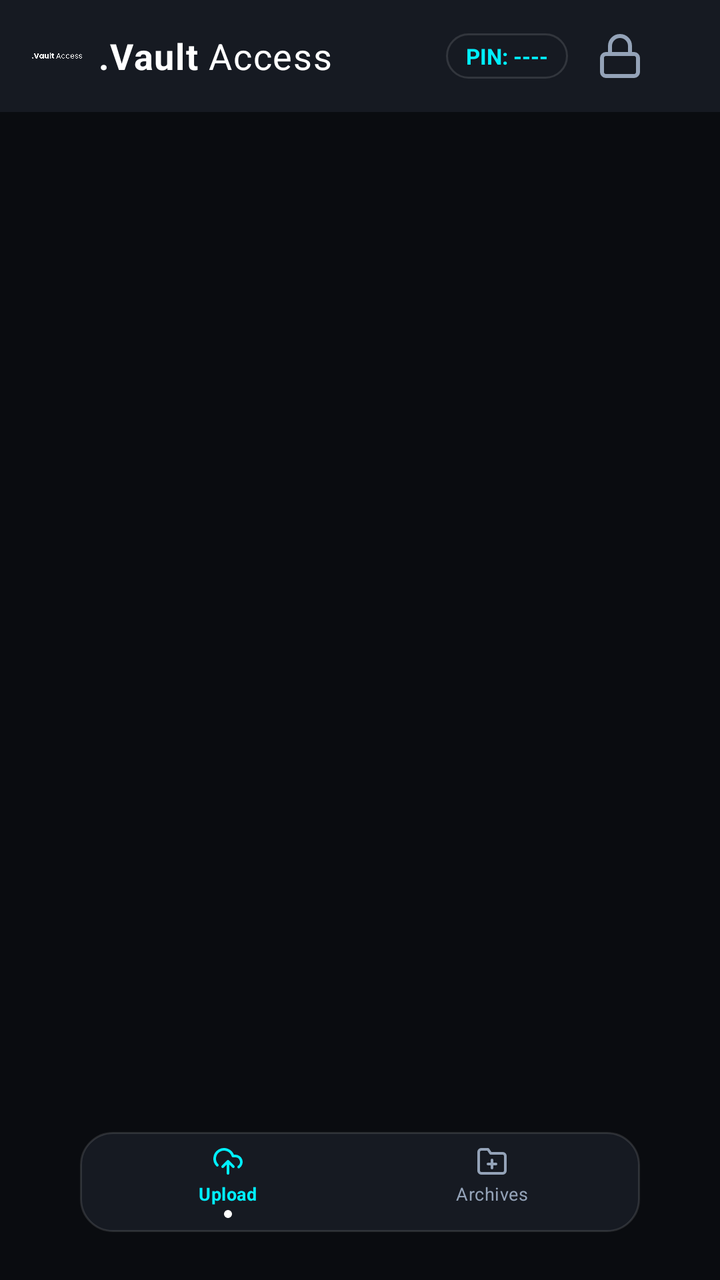
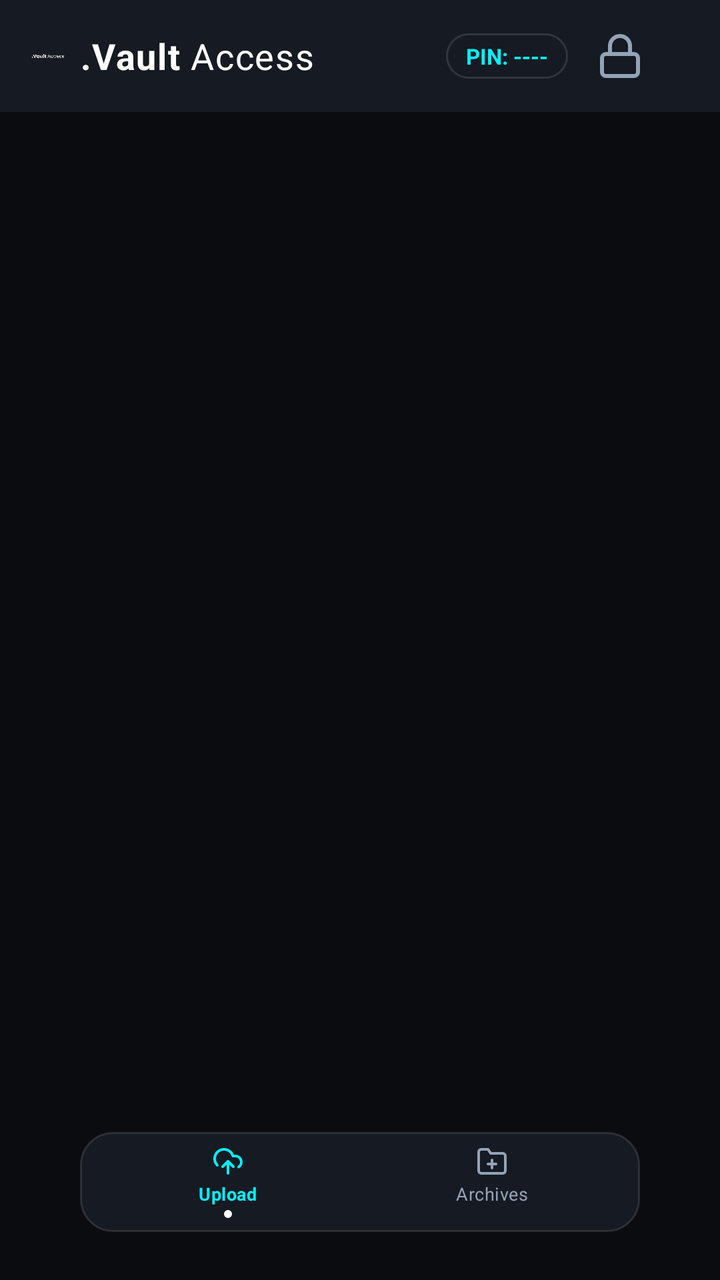

Compare the two renders of this Android layout. The source of the first and the diff that turns it into the second are given below.
<!-- AndroidManifest.xml: application theme Theme.GhostFileShuttler -->
<!-- res/layout/activity_main.xml -->
<?xml version="1.0" encoding="utf-8"?>
<androidx.coordinatorlayout.widget.CoordinatorLayout xmlns:android="http://schemas.android.com/apk/res/android"
    xmlns:app="http://schemas.android.com/apk/res-auto"
    android:layout_width="match_parent"
    android:layout_height="match_parent"
    android:background="@color/ghost_background">

    
    <com.google.android.material.appbar.AppBarLayout
        android:layout_width="match_parent"
        android:layout_height="wrap_content"
        android:background="@color/ghost_surface"
        app:elevation="0dp">

        <androidx.appcompat.widget.Toolbar
            android:id="@+id/toolbar"
            android:layout_width="match_parent"
            android:layout_height="56dp"
            android:paddingHorizontal="16dp">

            <LinearLayout
                android:layout_width="match_parent"
                android:layout_height="match_parent"
                android:gravity="center_vertical"
                android:orientation="horizontal">

                
                <ImageView
                    android:id="@+id/imgHeaderLogo"
                    android:layout_width="25dp"
                    android:layout_height="25dp"
                    android:adjustViewBounds="true"
                    android:background="@null"
                    android:contentDescription="@string/brand_title"
                    android:src="@drawable/ic_vault_brand" />

                <TextView
                    android:id="@+id/tvHeaderBrandVault"
                    android:layout_width="wrap_content"
                    android:layout_height="wrap_content"
                    android:layout_marginStart="8dp"
                    android:letterSpacing="0.03"
                    android:text=".Vault"
                    android:textColor="@color/ghost_text_primary"
                    android:textSize="18sp"
                    android:textStyle="bold" />

                <TextView
                    android:id="@+id/tvHeaderBrandAccess"
                    android:layout_width="wrap_content"
                    android:layout_height="wrap_content"
                    android:letterSpacing="0.03"
                    android:text=" Access"
                    android:textColor="@color/ghost_text_primary"
                    android:textSize="18sp"
                    android:textStyle="normal" />

                <View
                    android:layout_width="0dp"
                    android:layout_height="1dp"
                    android:layout_weight="1" />

                
                <TextView
                    android:id="@+id/tvPinPill"
                    android:layout_width="wrap_content"
                    android:layout_height="wrap_content"
                    android:background="@drawable/bg_pill_tab_bar"
                    android:paddingHorizontal="10dp"
                    android:paddingVertical="4dp"
                    android:text="PIN: ----"
                    android:textColor="@color/ghost_accent"
                    android:textSize="11sp"
                    android:textStyle="bold" />

                
                <ImageButton
                    android:id="@+id/btnLock"
                    android:layout_width="36dp"
                    android:layout_height="36dp"
                    android:layout_marginStart="8dp"
                    android:background="?attr/selectableItemBackgroundBorderless"
                    android:contentDescription="@string/lock_vault"
                    android:src="@drawable/ic_lock"
                    app:tint="@color/ghost_text_secondary" />
            </LinearLayout>
        </androidx.appcompat.widget.Toolbar>
    </com.google.android.material.appbar.AppBarLayout>

    
    <FrameLayout
        android:id="@+id/fragmentContainer"
        android:layout_width="match_parent"
        android:layout_height="match_parent"
        app:layout_behavior="@string/appbar_scrolling_view_behavior" />

    
    <LinearLayout
        android:id="@+id/floatingPillTabBar"
        android:layout_width="280dp"
        android:layout_height="50dp"
        android:layout_gravity="bottom|center_horizontal"
        android:layout_marginBottom="24dp"
        android:background="@drawable/bg_pill_tab_bar"
        android:elevation="8dp"
        android:gravity="center"
        android:orientation="horizontal"
        android:paddingHorizontal="8dp"
        android:paddingVertical="4dp">

        
        <LinearLayout
            android:id="@+id/tabUpload"
            android:layout_width="0dp"
            android:layout_height="match_parent"
            android:layout_weight="1"
            android:background="?attr/selectableItemBackgroundBorderless"
            android:gravity="center"
            android:orientation="vertical">

            <ImageView
                android:id="@+id/iconUpload"
                android:layout_width="16dp"
                android:layout_height="16dp"
                android:contentDescription="@string/tab_upload"
                android:src="@drawable/ic_upload_cloud"
                app:tint="@color/ghost_accent" />

            <TextView
                android:id="@+id/labelUpload"
                android:layout_width="wrap_content"
                android:layout_height="wrap_content"
                android:layout_marginTop="2dp"
                android:letterSpacing="0.02"
                android:text="@string/tab_upload"
                android:textColor="@color/ghost_accent"
                android:textSize="9sp"
                android:textStyle="bold" />

            <View
                android:id="@+id/dotUpload"
                android:layout_width="4dp"
                android:layout_height="4dp"
                android:layout_marginTop="2dp"
                android:background="@drawable/bg_pin_dot_filled" />
        </LinearLayout>

        
        <LinearLayout
            android:id="@+id/tabArchives"
            android:layout_width="0dp"
            android:layout_height="match_parent"
            android:layout_weight="1"
            android:background="?attr/selectableItemBackgroundBorderless"
            android:gravity="center"
            android:orientation="vertical">

            <ImageView
                android:id="@+id/iconArchives"
                android:layout_width="16dp"
                android:layout_height="16dp"
                android:contentDescription="@string/tab_archives"
                android:src="@drawable/ic_folder_archive"
                app:tint="@color/ghost_text_secondary" />

            <TextView
                android:id="@+id/labelArchives"
                android:layout_width="wrap_content"
                android:layout_height="wrap_content"
                android:layout_marginTop="2dp"
                android:letterSpacing="0.02"
                android:text="@string/tab_archives"
                android:textColor="@color/ghost_text_secondary"
                android:textSize="9sp" />

            <View
                android:id="@+id/dotArchives"
                android:layout_width="4dp"
                android:layout_height="4dp"
                android:layout_marginTop="2dp"
                android:background="@drawable/bg_pin_dot_empty"
                android:visibility="invisible" />
        </LinearLayout>
    </LinearLayout>

</androidx.coordinatorlayout.widget.CoordinatorLayout>
<!-- resources referenced by this layout -->
<resources>
  <color name="ghost_accent">#00F0FF</color>
  <color name="ghost_background">#0A0C10</color>
  <color name="ghost_surface">#161A22</color>
  <color name="ghost_text_primary">#FFFFFF</color>
  <color name="ghost_text_secondary">#94A3B8</color>
  <!-- drawable bg_pill_tab_bar (drawable) -->
  <?xml version="1.0" encoding="utf-8"?>
  <shape xmlns:android="http://schemas.android.com/apk/res/android"
      android:shape="rectangle">
      <solid android:color="@color/ghost_surface" />
      <corners android:radius="16dp" />
      <stroke
          android:width="1dp"
          android:color="@color/ghost_border" />
  </shape>
  <!-- drawable bg_pin_dot_empty (drawable) -->
  <?xml version="1.0" encoding="utf-8"?>
  <shape xmlns:android="http://schemas.android.com/apk/res/android"
      android:shape="oval">
      <size android:width="16dp" android:height="16dp" />
      <solid android:color="@android:color/transparent" />
      <stroke android:width="2dp" android:color="@color/ghost_border" />
  </shape>
  <!-- drawable bg_pin_dot_filled (drawable) -->
  <?xml version="1.0" encoding="utf-8"?>
  <shape xmlns:android="http://schemas.android.com/apk/res/android"
      android:shape="oval">
      <size android:width="16dp" android:height="16dp" />
      <solid android:color="@color/ghost_text_primary" />
  </shape>
  <!-- drawable ic_folder_archive (drawable) -->
  <vector xmlns:android="http://schemas.android.com/apk/res/android"
      android:width="24dp"
      android:height="24dp"
      android:viewportWidth="24"
      android:viewportHeight="24">
    <path
        android:pathData="M22,19a2,2 0,0 1,-2 2H4a2,2 0,0 1,-2 -2V5a2,2 0,0 1,2 -2h5l2,3h9a2,2 0,0 1,2 2zM12,11v6M9,14h6"
        android:strokeWidth="2"
        android:strokeColor="#FFFFFFFF"
        android:strokeLineCap="round"
        android:strokeLineJoin="round"/>
  </vector>
  <!-- drawable ic_lock (drawable) -->
  <vector xmlns:android="http://schemas.android.com/apk/res/android"
      android:width="24dp"
      android:height="24dp"
      android:viewportWidth="24"
      android:viewportHeight="24">
    <path
        android:pathData="M19,11H5a2,2 0,0 0,-2 2v7a2,2 0,0 0,2 2h14a2,2 0,0 0,2,-2v-7a2,2 0,0 0,-2,-2zM7,11V7a5,5 0,0 1,10 0v4"
        android:strokeWidth="2"
        android:strokeColor="#FFFFFFFF"
        android:strokeLineCap="round"
        android:strokeLineJoin="round"/>
  </vector>
  <!-- drawable ic_upload_cloud (drawable) -->
  <vector xmlns:android="http://schemas.android.com/apk/res/android"
      android:width="24dp"
      android:height="24dp"
      android:viewportWidth="24"
      android:viewportHeight="24">
    <path
        android:pathData="M4,14.899A7,7 0,1 1,15.71 8h1.79a4.5,4.5 0,0 1,2.5 8.242M12,12v9M16,16l-4,-4 -4,4"
        android:strokeWidth="2"
        android:strokeColor="#FFFFFFFF"
        android:strokeLineCap="round"
        android:strokeLineJoin="round"/>
  </vector>
  <string name="brand_title">.Vault Access</string>
  <string name="lock_vault">Lock Vault</string>
  <string name="tab_archives">Archives</string>
  <string name="tab_upload">Upload</string>
  <color name="ghost_border">#1FFFFFFF</color>
</resources>

<!-- the commit's change to res/layout/activity_main.xml (unified diff, before → after) -->
@@ -27,8 +27,8 @@
                 
                 <ImageView
                     android:id="@+id/imgHeaderLogo"
-                    android:layout_width="25dp"
-                    android:layout_height="25dp"
+                    android:layout_width="16dp"
+                    android:layout_height="16dp"
                     android:adjustViewBounds="true"
                     android:background="@null"
                     android:contentDescription="@string/brand_title"
